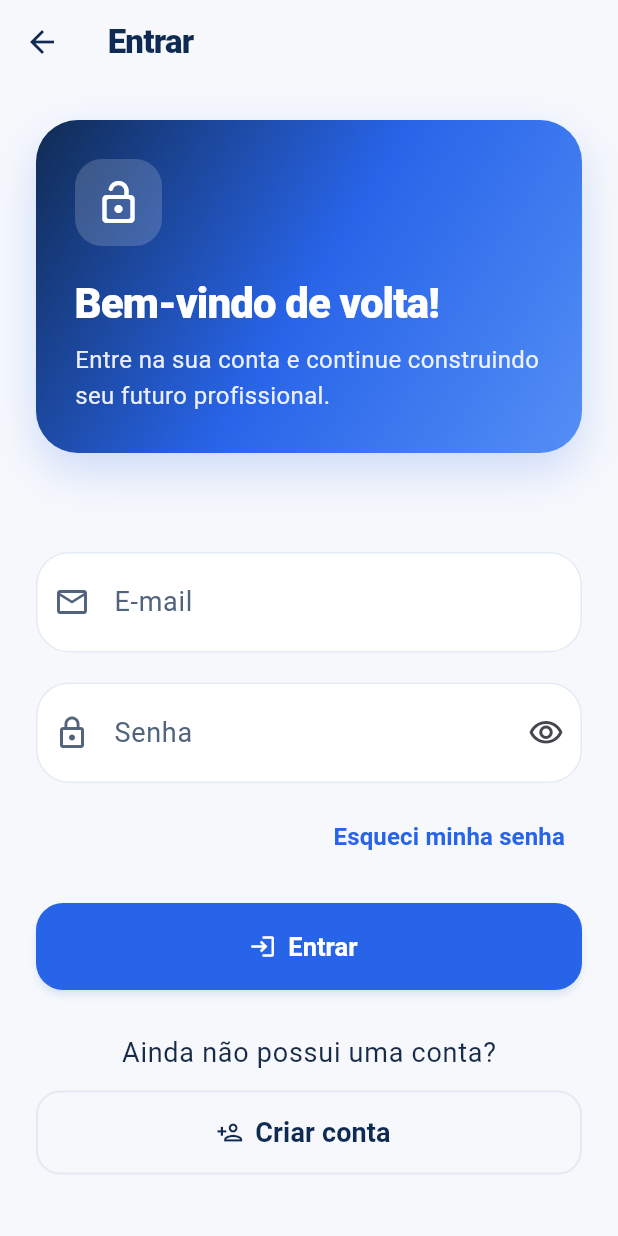
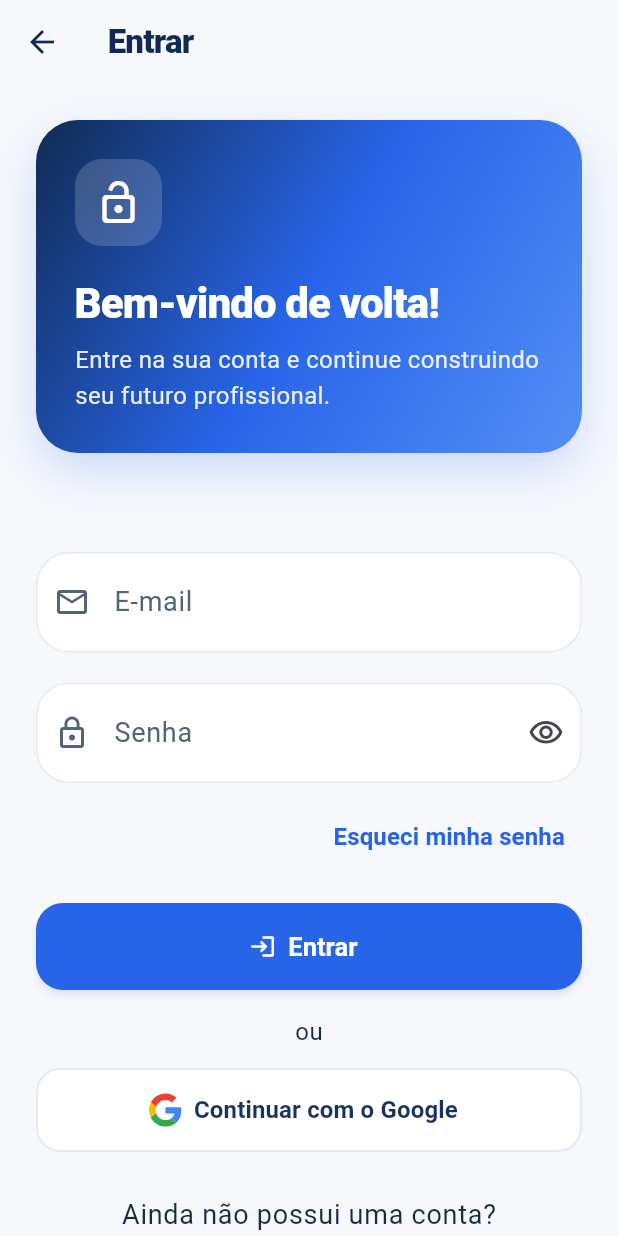
Before and after one commit to Panchan76/Avance_plus, a Flutter app: the screen it shows after launch, after a tap on "Entrar", on a phone screen of 412 x 824 dp. Run offline on Flutter 3.47's test engine with Material 3 defaults, Android fonts, the phone set to English and light mode, and no system bars; our stand-ins replace cloud_firestore, firebase_ai, firebase_auth, firebase_core, flutter_markdown, google_sign_in and 1 more; missing offline and left inert: firebase_app_check; accounts and stored records are empty.

Commit message:
Implementacao do login e cadastro com Google

```diff
--- a/lib/features/auth/presentation/pages/complete_profile_page.dart
+++ b/lib/features/auth/presentation/pages/complete_profile_page.dart
@@ -1,6 +1,7 @@
 import 'package:flutter/material.dart';
 import 'package:firebase_auth/firebase_auth.dart';
 import '../../data/auth_service.dart';
+import '../../data/cnpj_validator.dart';
 import '../widgets/sign_out_button.dart';
 
 int _ageOn(DateTime birth, DateTime today) => today.year - birth.year -
@@ -64,7 +65,7 @@ class _CompleteProfilePageState extends State<CompleteProfilePage> {
             validator: (value) => (value ?? '').trim().length < 3 ? 'Informe o nome.' : null),
           if (_role == 'company') TextFormField(controller: _cnpj, enabled: !_busy, maxLength: 32,
             decoration: const InputDecoration(labelText: 'CNPJ'),
-            validator: (value) => (value ?? '').trim().isEmpty ? 'Informe o CNPJ.' : null),
+            validator: validateCnpjField),
           if (_role == 'candidate') ...[
             const SizedBox(height: 16),
             FormField<DateTime>(
--- a/lib/features/auth/presentation/pages/login_page.dart
+++ b/lib/features/auth/presentation/pages/login_page.dart
@@ -1,3 +1,4 @@
+import '../widgets/google_sign_in_button.dart';
 import 'package:avance_plus/core/theme/avance_widgets.dart';
 import '../../data/auth_service.dart';
 import 'auth_gate.dart';
@@ -74,6 +75,20 @@ class _LoginPageState extends State<LoginPage> {
         builder: (_) => const AccountTypePage(),
       ),
     );
+  }
+
+  Future<void> _googleLogin() async {
+    if (_busy) return;
+    setState(() => _busy = true);
+    try {
+      final signedIn = await AuthService.instance.signInWithGoogle();
+      if (signedIn && mounted) openAuthenticatedRoot(context);
+    } catch (error) {
+      if (mounted) ScaffoldMessenger.of(context).showSnackBar(
+        SnackBar(content: Text(authErrorMessage(error))));
+    } finally {
+      if (mounted) setState(() => _busy = false);
+    }
   }
 
   @override
@@ -181,6 +196,13 @@ class _LoginPageState extends State<LoginPage> {
               ),
 
 
+              if (GoogleSignInButton.supported) ...[
+                const SizedBox(height: 16),
+                const Center(child: Text('ou')),
+                const SizedBox(height: 12),
+                GoogleSignInButton(onPressed: _busy ? null : _googleLogin),
+              ],
+
               const SizedBox(height: 28),
 
               Center(
--- a/lib/features/auth/presentation/pages/welcome_page.dart
+++ b/lib/features/auth/presentation/pages/welcome_page.dart
@@ -1,6 +1,8 @@
+import '../widgets/google_sign_in_button.dart';
 import 'package:avance_plus/core/theme/avance_widgets.dart';
 import 'package:flutter/material.dart';
-import 'package:avance_plus/core/theme/app_theme.dart';
+import '../../data/auth_service.dart';
+import 'auth_gate.dart';
 
 import 'package:avance_plus/features/auth/presentation/pages/account_type_page.dart';
 import 'package:avance_plus/features/auth/presentation/pages/login_page.dart';
@@ -29,6 +31,20 @@ class _WelcomePageState extends State<WelcomePage> {
         builder: (_) => const AccountTypePage(),
       ),
     );
+  }
+
+  Future<void> _googleLogin() async {
+    if (_busy) return;
+    setState(() => _busy = true);
+    try {
+      final signedIn = await AuthService.instance.signInWithGoogle();
+      if (signedIn && mounted) openAuthenticatedRoot(context);
+    } catch (error) {
+      if (mounted) ScaffoldMessenger.of(context).showSnackBar(
+        SnackBar(content: Text(authErrorMessage(error))));
+    } finally {
+      if (mounted) setState(() => _busy = false);
+    }
   }
 
   @override
@@ -88,6 +104,13 @@ class _WelcomePageState extends State<WelcomePage> {
                 ),
               ),
 
+              if (GoogleSignInButton.supported) ...[
+                const SizedBox(height: 16),
+                const Center(child: Text('ou')),
+                const SizedBox(height: 12),
+                GoogleSignInButton(onPressed: _busy ? null : _googleLogin),
+              ],
+
               const SizedBox(height: 24),
 
               Text(
--- a/lib/features/auth/presentation/widgets/google_sign_in_button.dart
+++ b/lib/features/auth/presentation/widgets/google_sign_in_button.dart
@@ -1 +1,38 @@
-// Login com Google removido do app. Este arquivo pode ser apagado.
+import 'package:flutter/foundation.dart';
+import 'package:flutter/material.dart';
+
+class GoogleSignInButton extends StatelessWidget {
+  const GoogleSignInButton({super.key, required this.onPressed});
+  final VoidCallback? onPressed;
+
+  static bool get supported => kIsWeb || defaultTargetPlatform == TargetPlatform.android;
+
+  @override
+  Widget build(BuildContext context) => SizedBox(
+    width: double.infinity,
+    child: OutlinedButton.icon(
+      style: OutlinedButton.styleFrom(backgroundColor: Colors.white,
+        foregroundColor: const Color(0xFF17345B), minimumSize: const Size(0, 56)),
+      onPressed: onPressed,
+      icon: const CustomPaint(size: Size(22, 22), painter: _GoogleMark()),
+      label: const Text('Continuar com o Google', textAlign: TextAlign.center),
+    ),
+  );
+}
+
+class _GoogleMark extends CustomPainter {
+  const _GoogleMark();
+  @override
+  void paint(Canvas canvas, Size size) {
+    canvas.save();
+    canvas.scale(size.width / 48, size.height / 48);
+    void draw(Color color, Path path) => canvas.drawPath(path, Paint()..color = color);
+    draw(const Color(0xFFEA4335), Path()..moveTo(24,9.5)..cubicTo(27.54,9.5,30.71,10.72,33.2,13.1)..lineTo(40.05,6.25)..cubicTo(35.9,2.38,30.47,0,24,0)..cubicTo(14.62,0,6.51,5.38,2.56,13.22)..lineTo(10.54,19.41)..cubicTo(12.43,13.72,17.74,9.5,24,9.5)..close());
+    draw(const Color(0xFF4285F4), Path()..moveTo(46.98,24.55)..cubicTo(46.98,22.98,46.81,21.46,46.6,20)..lineTo(24,20)..lineTo(24,29.02)..lineTo(36.94,29.02)..cubicTo(36.36,31.98,34.69,34.5,32.18,36.2)..lineTo(39.91,42.2)..cubicTo(44.42,38.03,46.98,31.89,46.98,24.55)..close());
+    draw(const Color(0xFFFBBC05), Path()..moveTo(10.54,28.59)..cubicTo(9.53,25.61,9.53,22.39,10.54,19.41)..lineTo(2.56,13.22)..cubicTo(-0.85,20,-0.85,28,2.56,34.78)..close());
+    draw(const Color(0xFF34A853), Path()..moveTo(24,48)..cubicTo(30.48,48,35.93,45.87,39.91,42.2)..lineTo(32.18,36.2)..cubicTo(30.03,37.65,27.25,38.5,24,38.5)..cubicTo(17.74,38.5,12.43,34.28,10.54,28.59)..lineTo(2.56,34.78)..cubicTo(6.51,42.62,14.62,48,24,48)..close());
+    canvas.restore();
+  }
+  @override
+  bool shouldRepaint(covariant CustomPainter oldDelegate) => false;
+}
```
Also changed, not shown: lib/features/auth/data/auth_service.dart (+50 -1 lines), 1 other file.
